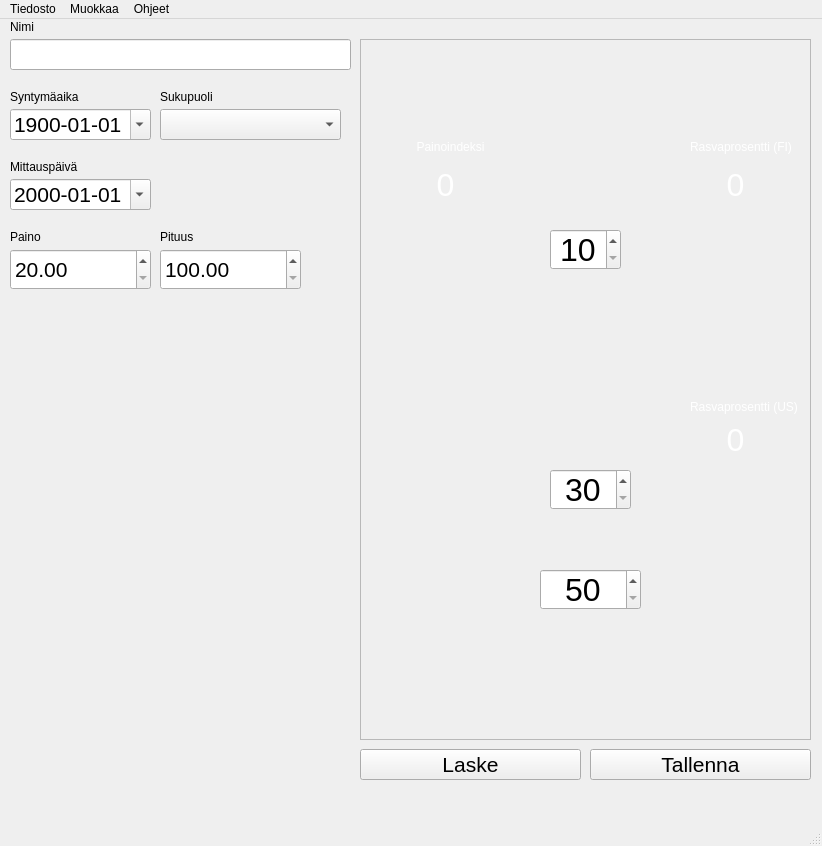
Before: the Qt Designer form main.ui in JouniKiiskila/FitnessGUI, drawn with Qt 5.
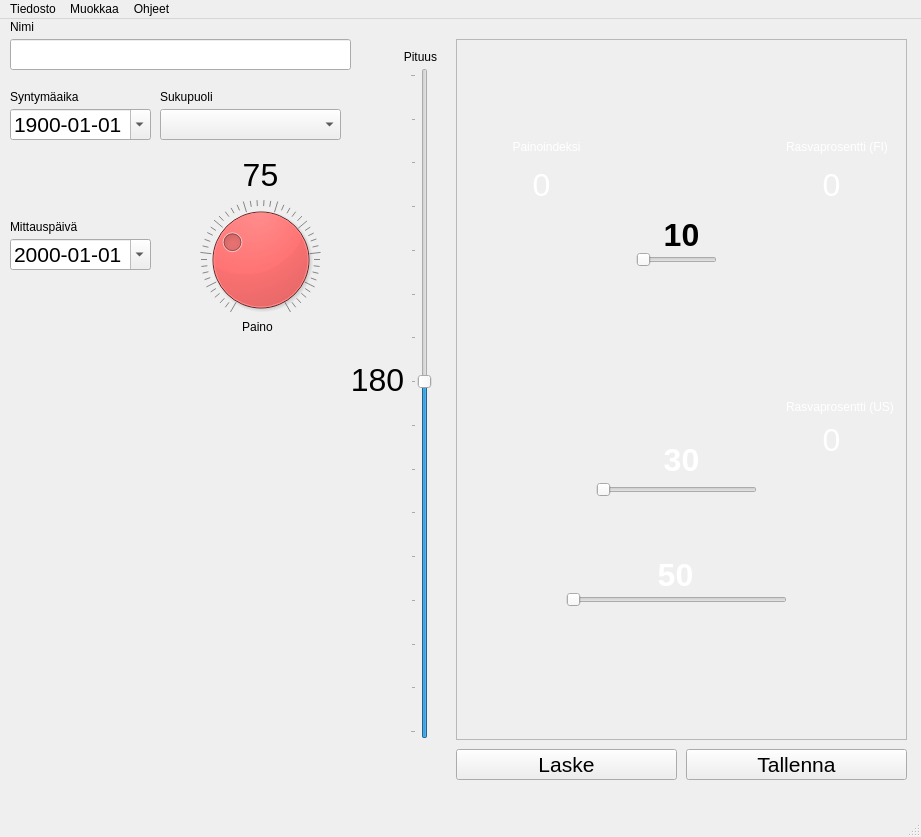
After: the same form once the commit is applied. Icons and pictures are not drawn.

What changed in the file:
```diff
--- a/main.ui
+++ b/main.ui
@@ -6,13 +6,16 @@
    <rect>
     <x>0</x>
     <y>0</y>
-    <width>822</width>
-    <height>846</height>
+    <width>921</width>
+    <height>837</height>
    </rect>
   </property>
   <property name="windowTitle">
    <string>MainWindow</string>
   </property>
+  <property name="styleSheet">
+   <string notr="true"/>
+  </property>
   <widget class="QWidget" name="centralwidget">
    <widget class="QLineEdit" name="nameLineEdit">
     <property name="geometry">
@@ -49,7 +52,7 @@
     <property name="geometry">
      <rect>
       <x>10</x>
-      <y>160</y>
+      <y>220</y>
       <width>141</width>
       <height>31</height>
      </rect>
@@ -73,7 +76,7 @@
     <property name="geometry">
      <rect>
       <x>10</x>
-      <y>140</y>
+      <y>200</y>
       <width>91</width>
       <height>16</height>
      </rect>
@@ -82,78 +85,10 @@
      <string>Mittauspäivä</string>
     </property>
    </widget>
-   <widget class="QDoubleSpinBox" name="heightSpinBox">
-    <property name="geometry">
-     <rect>
-      <x>160</x>
-      <y>230</y>
-      <width>141</width>
-      <height>41</height>
-     </rect>
-    </property>
-    <property name="font">
-     <font>
-      <pointsize>16</pointsize>
-     </font>
-    </property>
-    <property name="minimum">
-     <double>100.000000000000000</double>
-    </property>
-    <property name="maximum">
-     <double>400.000000000000000</double>
-    </property>
-   </widget>
-   <widget class="QLabel" name="label_2">
-    <property name="geometry">
-     <rect>
-      <x>160</x>
-      <y>210</y>
-      <width>49</width>
-      <height>16</height>
-     </rect>
-    </property>
-    <property name="text">
-     <string>Pituus</string>
-    </property>
-   </widget>
-   <widget class="QDoubleSpinBox" name="weightSpinBox">
-    <property name="geometry">
-     <rect>
-      <x>10</x>
-      <y>230</y>
-      <width>141</width>
-      <height>41</height>
-     </rect>
-    </property>
-    <property name="font">
-     <font>
-      <pointsize>16</pointsize>
-     </font>
-    </property>
-    <property name="minimum">
-     <double>20.000000000000000</double>
-    </property>
-    <property name="maximum">
-     <double>3000.000000000000000</double>
-    </property>
-   </widget>
-   <widget class="QLabel" name="label_3">
-    <property name="geometry">
-     <rect>
-      <x>10</x>
-      <y>210</y>
-      <width>49</width>
-      <height>16</height>
-     </rect>
-    </property>
-    <property name="text">
-     <string>Paino</string>
-    </property>
-   </widget>
    <widget class="QPushButton" name="calculatePushButton">
     <property name="geometry">
      <rect>
-      <x>360</x>
+      <x>456</x>
       <y>730</y>
       <width>221</width>
       <height>31</height>
@@ -174,7 +109,7 @@
    <widget class="QPushButton" name="savePushButton">
     <property name="geometry">
      <rect>
-      <x>590</x>
+      <x>686</x>
       <y>730</y>
       <width>221</width>
       <height>31</height>
@@ -286,7 +221,7 @@
    <widget class="QFrame" name="dimensionFrame">
     <property name="geometry">
      <rect>
-      <x>360</x>
+      <x>456</x>
       <y>20</y>
       <width>451</width>
       <height>701</height>
@@ -301,76 +236,6 @@
     <property name="frameShadow">
      <enum>QFrame::Raised</enum>
     </property>
-    <widget class="QSpinBox" name="neckSpinBox">
-     <property name="geometry">
-      <rect>
-       <x>190</x>
-       <y>190</y>
-       <width>71</width>
-       <height>41</height>
-      </rect>
-     </property>
-     <property name="font">
-      <font>
-       <pointsize>24</pointsize>
-      </font>
-     </property>
-     <property name="alignment">
-      <set>Qt::AlignCenter</set>
-     </property>
-     <property name="minimum">
-      <number>10</number>
-     </property>
-    </widget>
-    <widget class="QSpinBox" name="waistSpinBox">
-     <property name="geometry">
-      <rect>
-       <x>190</x>
-       <y>430</y>
-       <width>81</width>
-       <height>41</height>
-      </rect>
-     </property>
-     <property name="font">
-      <font>
-       <pointsize>24</pointsize>
-      </font>
-     </property>
-     <property name="alignment">
-      <set>Qt::AlignCenter</set>
-     </property>
-     <property name="minimum">
-      <number>30</number>
-     </property>
-     <property name="maximum">
-      <number>200</number>
-     </property>
-    </widget>
-    <widget class="QSpinBox" name="hipsSpinBox">
-     <property name="geometry">
-      <rect>
-       <x>180</x>
-       <y>530</y>
-       <width>101</width>
-       <height>41</height>
-      </rect>
-     </property>
-     <property name="font">
-      <font>
-       <family>MS Shell Dlg 2</family>
-       <pointsize>24</pointsize>
-      </font>
-     </property>
-     <property name="alignment">
-      <set>Qt::AlignCenter</set>
-     </property>
-     <property name="minimum">
-      <number>50</number>
-     </property>
-     <property name="maximum">
-      <number>200</number>
-     </property>
-    </widget>
     <widget class="QLabel" name="label_13">
      <property name="geometry">
       <rect>
@@ -498,8 +363,8 @@
    <widget class="QLabel" name="sloganLabel">
     <property name="geometry">
      <rect>
-      <x>10</x>
-      <y>320</y>
+      <x>40</x>
+      <y>360</y>
       <width>341</width>
       <height>401</height>
      </rect>
@@ -514,14 +379,273 @@
      <bool>true</bool>
     </property>
    </widget>
+   <widget class="QSlider" name="horizontalSliderNeck">
+    <property name="geometry">
+     <rect>
+      <x>636</x>
+      <y>230</y>
+      <width>81</width>
+      <height>22</height>
+     </rect>
+    </property>
+    <property name="minimum">
+     <number>10</number>
+    </property>
+    <property name="value">
+     <number>10</number>
+    </property>
+    <property name="orientation">
+     <enum>Qt::Horizontal</enum>
+    </property>
+   </widget>
+   <widget class="QLabel" name="labelNeck">
+    <property name="geometry">
+     <rect>
+      <x>656</x>
+      <y>200</y>
+      <width>51</width>
+      <height>31</height>
+     </rect>
+    </property>
+    <property name="font">
+     <font>
+      <pointsize>24</pointsize>
+      <weight>75</weight>
+      <bold>true</bold>
+     </font>
+    </property>
+    <property name="text">
+     <string>10</string>
+    </property>
+    <property name="alignment">
+     <set>Qt::AlignCenter</set>
+    </property>
+   </widget>
+   <widget class="QSlider" name="horizontalSliderWaist">
+    <property name="geometry">
+     <rect>
+      <x>596</x>
+      <y>460</y>
+      <width>161</width>
+      <height>22</height>
+     </rect>
+    </property>
+    <property name="minimum">
+     <number>30</number>
+    </property>
+    <property name="maximum">
+     <number>200</number>
+    </property>
+    <property name="orientation">
+     <enum>Qt::Horizontal</enum>
+    </property>
+   </widget>
+   <widget class="QLabel" name="labelWaist">
+    <property name="geometry">
+     <rect>
+      <x>646</x>
+      <y>420</y>
+      <width>71</width>
+      <height>41</height>
+     </rect>
+    </property>
+    <property name="font">
+     <font>
+      <pointsize>24</pointsize>
+      <weight>75</weight>
+      <bold>true</bold>
+     </font>
+    </property>
+    <property name="styleSheet">
+     <string notr="true">color: rgb(255, 255, 255);</string>
+    </property>
+    <property name="text">
+     <string>30</string>
+    </property>
+    <property name="alignment">
+     <set>Qt::AlignCenter</set>
+    </property>
+   </widget>
+   <widget class="QSlider" name="horizontalSliderHips">
+    <property name="geometry">
+     <rect>
+      <x>566</x>
+      <y>570</y>
+      <width>221</width>
+      <height>22</height>
+     </rect>
+    </property>
+    <property name="orientation">
+     <enum>Qt::Horizontal</enum>
+    </property>
+   </widget>
+   <widget class="QLabel" name="labelHips">
+    <property name="geometry">
+     <rect>
+      <x>640</x>
+      <y>540</y>
+      <width>71</width>
+      <height>31</height>
+     </rect>
+    </property>
+    <property name="font">
+     <font>
+      <pointsize>24</pointsize>
+      <weight>75</weight>
+      <bold>true</bold>
+     </font>
+    </property>
+    <property name="styleSheet">
+     <string notr="true">color: rgb(255, 255, 255);</string>
+    </property>
+    <property name="text">
+     <string>50</string>
+    </property>
+    <property name="alignment">
+     <set>Qt::AlignCenter</set>
+    </property>
+   </widget>
+   <widget class="QSlider" name="verticalSliderHeight">
+    <property name="geometry">
+     <rect>
+      <x>410</x>
+      <y>49</y>
+      <width>22</width>
+      <height>671</height>
+     </rect>
+    </property>
+    <property name="styleSheet">
+     <string notr="true">color: rgb(255, 0, 0);</string>
+    </property>
+    <property name="minimum">
+     <number>100</number>
+    </property>
+    <property name="maximum">
+     <number>250</number>
+    </property>
+    <property name="value">
+     <number>180</number>
+    </property>
+    <property name="sliderPosition">
+     <number>180</number>
+    </property>
+    <property name="orientation">
+     <enum>Qt::Vertical</enum>
+    </property>
+    <property name="tickPosition">
+     <enum>QSlider::TicksAbove</enum>
+    </property>
+   </widget>
+   <widget class="QDial" name="dialWeight">
+    <property name="geometry">
+     <rect>
+      <x>200</x>
+      <y>170</y>
+      <width>121</width>
+      <height>141</height>
+     </rect>
+    </property>
+    <property name="styleSheet">
+     <string notr="true">background-color: rgb(255, 0, 0);</string>
+    </property>
+    <property name="minimum">
+     <number>20</number>
+    </property>
+    <property name="maximum">
+     <number>200</number>
+    </property>
+    <property name="value">
+     <number>75</number>
+    </property>
+    <property name="sliderPosition">
+     <number>75</number>
+    </property>
+    <property name="notchesVisible">
+     <bool>true</bool>
+    </property>
+   </widget>
+   <widget class="QLabel" name="label_2">
+    <property name="geometry">
+     <rect>
+      <x>230</x>
+      <y>300</y>
+      <width>55</width>
+      <height>16</height>
+     </rect>
+    </property>
+    <property name="text">
+     <string>Paino</string>
+    </property>
+    <property name="alignment">
+     <set>Qt::AlignCenter</set>
+    </property>
+   </widget>
+   <widget class="QLabel" name="label_3">
+    <property name="geometry">
+     <rect>
+      <x>400</x>
+      <y>30</y>
+      <width>41</width>
+      <height>16</height>
+     </rect>
+    </property>
+    <property name="text">
+     <string>Pituus</string>
+    </property>
+    <property name="alignment">
+     <set>Qt::AlignCenter</set>
+    </property>
+   </widget>
+   <widget class="QLabel" name="labelWeight">
+    <property name="geometry">
+     <rect>
+      <x>230</x>
+      <y>140</y>
+      <width>61</width>
+      <height>31</height>
+     </rect>
+    </property>
+    <property name="font">
+     <font>
+      <pointsize>24</pointsize>
+     </font>
+    </property>
+    <property name="text">
+     <string>75</string>
+    </property>
+    <property name="alignment">
+     <set>Qt::AlignCenter</set>
+    </property>
+   </widget>
+   <widget class="QLabel" name="labelHeight">
+    <property name="geometry">
+     <rect>
+      <x>350</x>
+      <y>340</y>
+      <width>55</width>
+      <height>41</height>
+     </rect>
+    </property>
+    <property name="font">
+     <font>
+      <pointsize>24</pointsize>
+     </font>
+    </property>
+    <property name="text">
+     <string>180</string>
+    </property>
+    <property name="alignment">
+     <set>Qt::AlignCenter</set>
+    </property>
+   </widget>
   </widget>
   <widget class="QMenuBar" name="menubar">
    <property name="geometry">
     <rect>
      <x>0</x>
      <y>0</y>
-     <width>822</width>
-     <height>21</height>
+     <width>921</width>
+     <height>26</height>
     </rect>
    </property>
    <widget class="QMenu" name="menuTiedosto">
```
Left out of the diff: 92 changed lines with no effect on the pictures.
